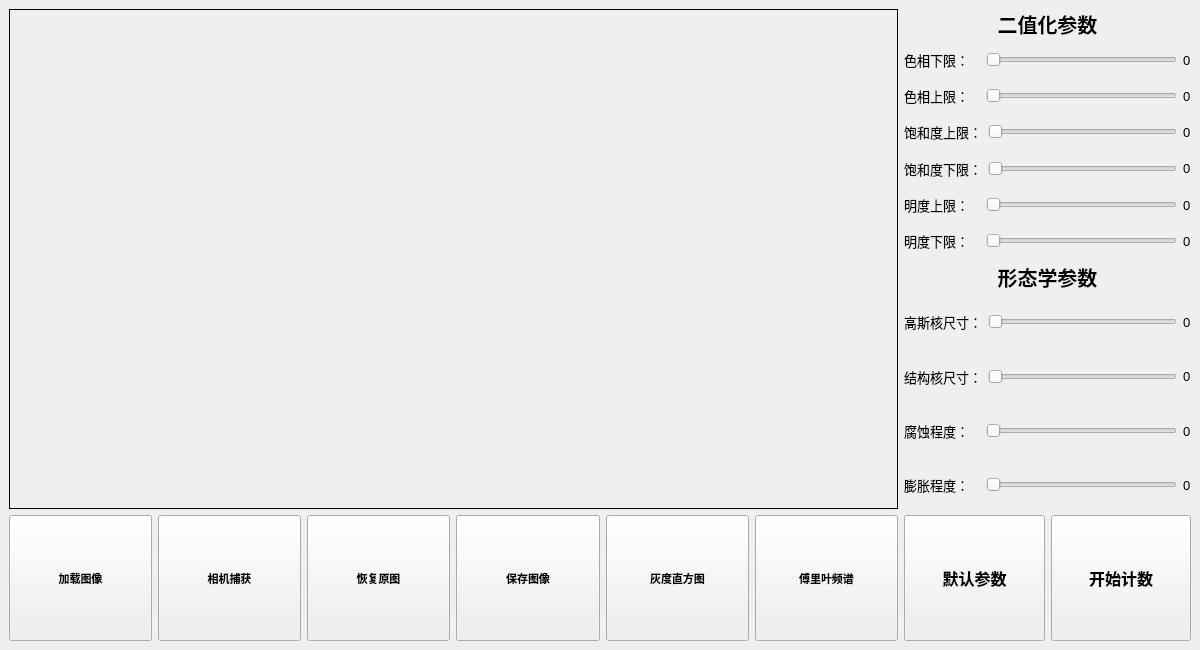
Humble-Engineer/cells_detect, file MainWindow.ui: the form before one commit.
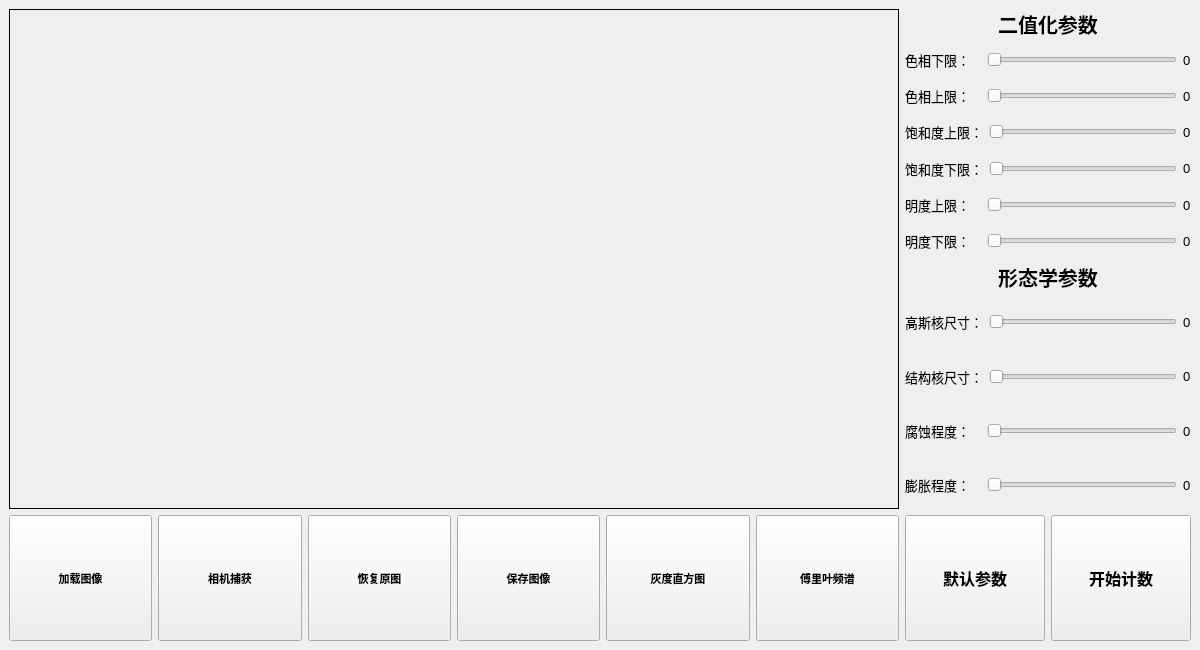
The form after the commit.

The edit to the form file:
```diff
--- a/MainWindow.ui
+++ b/MainWindow.ui
@@ -63,13 +63,13 @@
       </property>
       <property name="minimumSize">
        <size>
-        <width>889</width>
+        <width>890</width>
         <height>500</height>
        </size>
       </property>
       <property name="maximumSize">
        <size>
-        <width>889</width>
+        <width>890</width>
         <height>500</height>
        </size>
       </property>
```
